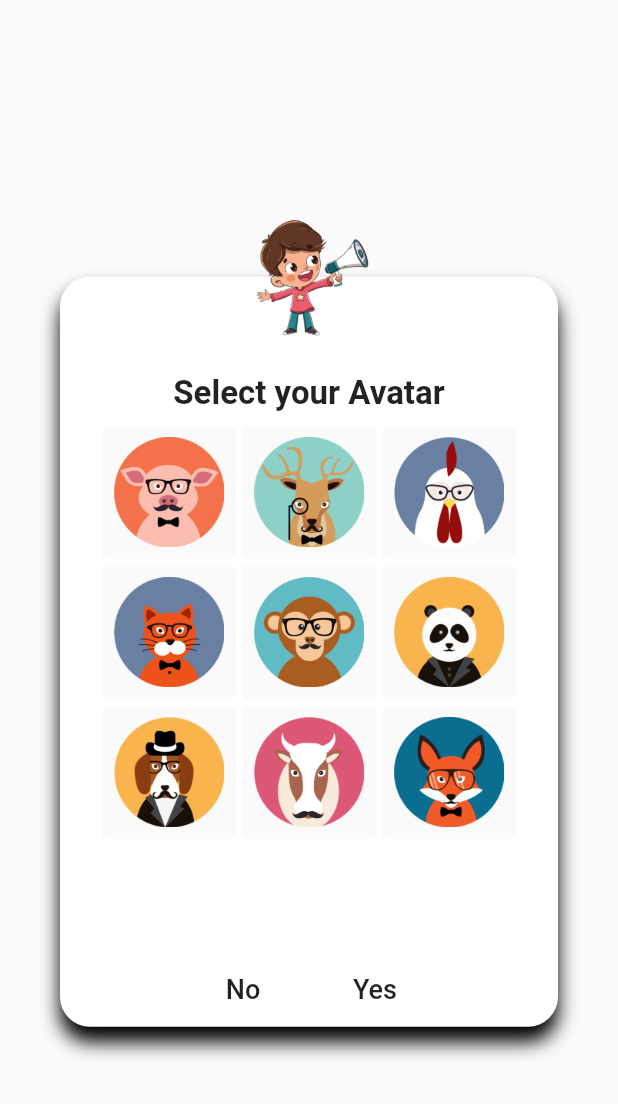
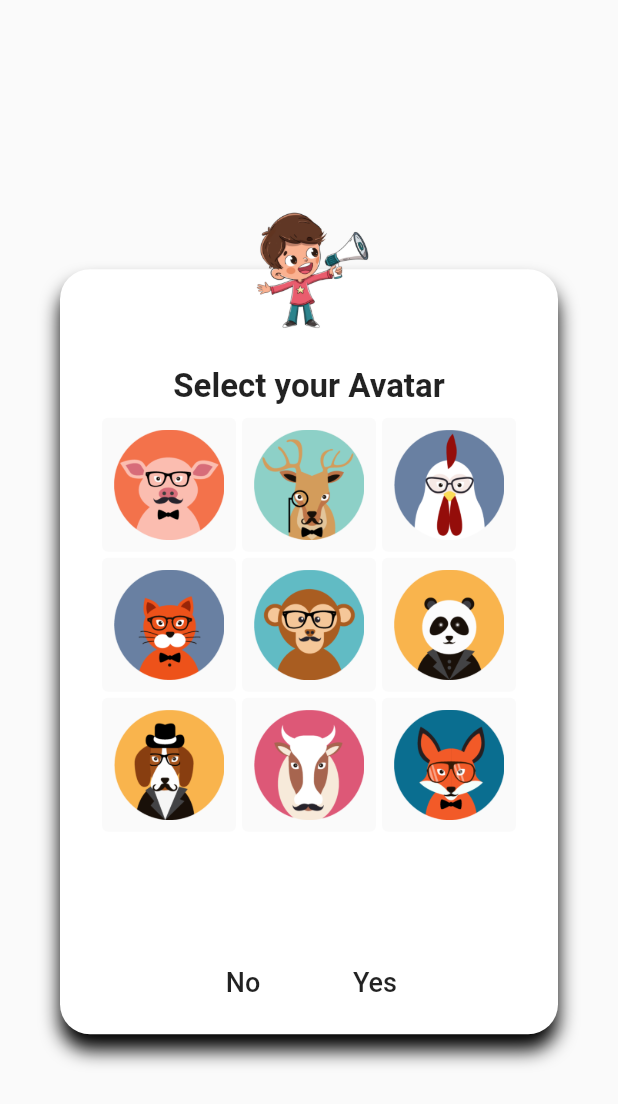
Before and after one commit to Nauta64/MOW, a Flutter app: the CustomDialogSelectAvatar widget shown alone on an empty page, opened directly, on a phone screen of 412 x 824 dp. Shown: the top 1104 px of the screen. Run offline on Flutter 3.47's test engine with Material 2 defaults, Android fonts, the phone set to English and light mode, and no system bars; our stand-ins replace flutter_rating_bar, flutter_tts, image_picker, page_transition, share_plus, shared_preferences; missing offline and left inert: flutter_animator, simple_timer; accounts and stored records are empty; network calls fail; project files that could hold a hidden picture were left out.

Commit message:
prueba avatares2

```diff
--- a/lib/dialog_selectAvatar.dart
+++ b/lib/dialog_selectAvatar.dart
@@ -82,7 +82,7 @@ class _CustomDialogBoxState extends State<CustomDialogSelectAvatar> {
       children: <Widget>[
         Container(
           width: 600,
-          height: 500,
+          height: 510,
           padding: EdgeInsets.only(
               left: Constants.padding,
               top: Constants.avatarRadius + Constants.padding,
```
